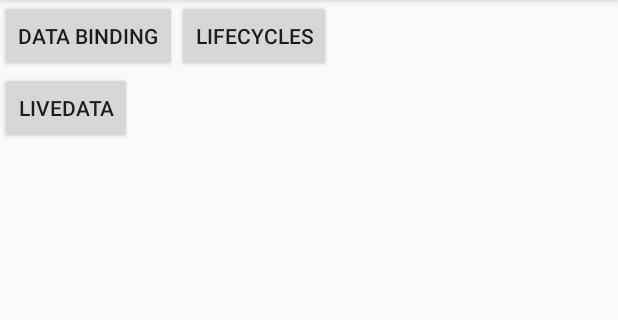
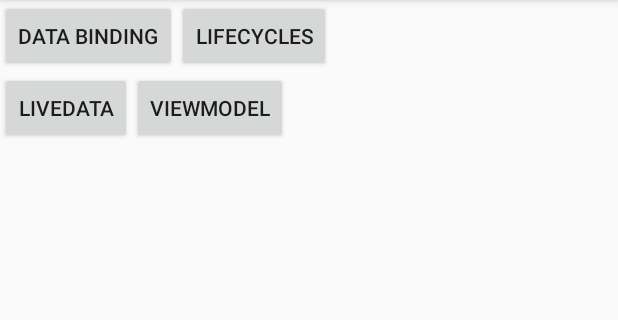
Before and after one commit to IamKing/JetpackTest, an Android app: the screen it shows after launch (MainActivity), on a phone screen of 412 x 824 dp, the part 84-404 px from its top. Run offline under Robolectric (Android 15) with nearby library versions, the phone set to English and light mode, and no system bars.

Commit message:
view model

```diff
--- a/app/src/main/AndroidManifest.xml
+++ b/app/src/main/AndroidManifest.xml
@@ -22,6 +22,7 @@
         <activity android:name=".databinding.DataBindingActivity"/>
         <activity android:name=".lifecycle.LifeCycleActivity"/>
         <activity android:name=".livedata.LiveDataActivity"/>
+        <activity android:name=".viewmodel.ViewModelActivity"/>
     </application>
 
 </manifest>
--- a/app/src/main/java/com/curious/jetpacktest/MainActivity.kt
+++ b/app/src/main/java/com/curious/jetpacktest/MainActivity.kt
@@ -7,6 +7,7 @@ import androidx.appcompat.app.AppCompatActivity
 import com.curious.jetpacktest.databinding.DataBindingActivity
 import com.curious.jetpacktest.lifecycle.LifeCycleActivity
 import com.curious.jetpacktest.livedata.LiveDataActivity
+import com.curious.jetpacktest.viewmodel.ViewModelActivity
 
 class MainActivity : AppCompatActivity() {
 
@@ -23,6 +24,7 @@ class MainActivity : AppCompatActivity() {
             R.id.data_bind_btn -> startActivity(Intent(this@MainActivity, DataBindingActivity::class.java))
             R.id.lifecycle_btn -> startActivity(Intent(this@MainActivity, LifeCycleActivity::class.java))
             R.id.livedata_btn -> startActivity(Intent(this@MainActivity, LiveDataActivity::class.java))
+            R.id.viewmodel_btn -> startActivity(Intent(this@MainActivity, ViewModelActivity::class.java))
         }
     }
 }
--- /dev/null
+++ b/app/src/main/java/com/curious/jetpacktest/viewmodel/Student.kt
@@ -0,0 +1,3 @@
+package com.curious.jetpacktest.viewmodel
+
+data class Student(val name:String, val age:Int)
--- a/app/src/main/res/layout/activity_main.xml
+++ b/app/src/main/res/layout/activity_main.xml
@@ -17,23 +17,33 @@
 
 
     <Button
-        android:onClick="doOnClick"
         android:id="@+id/lifecycle_btn"
         android:layout_width="wrap_content"
         android:layout_height="wrap_content"
+        android:onClick="doOnClick"
         android:text="LifeCycles"
         app:layout_constraintLeft_toRightOf="@+id/data_bind_btn"
         app:layout_constraintTop_toTopOf="parent" />
 
 
     <Button
-        android:onClick="doOnClick"
         android:id="@+id/livedata_btn"
         android:layout_width="wrap_content"
         android:layout_height="wrap_content"
+        android:onClick="doOnClick"
         android:text="LiveData"
         app:layout_constraintLeft_toLeftOf="parent"
         app:layout_constraintTop_toBottomOf="@+id/data_bind_btn" />
 
 
+    <Button
+        android:id="@+id/viewmodel_btn"
+        android:layout_width="wrap_content"
+        android:layout_height="wrap_content"
+        android:onClick="doOnClick"
+        android:text="ViewModel"
+        app:layout_constraintLeft_toRightOf="@+id/livedata_btn"
+        app:layout_constraintTop_toBottomOf="@+id/data_bind_btn" />
+
+
 </androidx.constraintlayout.widget.ConstraintLayout>
```
Also changed, not shown: app/src/main/java/com/curious/jetpacktest/viewmodel/Delegate.kt (added, +13 -0 lines), app/src/main/java/com/curious/jetpacktest/viewmodel/MyViewModel.kt (added, +21 -0 lines), app/src/main/java/com/curious/jetpacktest/viewmodel/ViewModelActivity.kt (added, +32 -0 lines), app/src/main/res/layout/activity_viewmodel.xml (added, +15 -0 lines).
